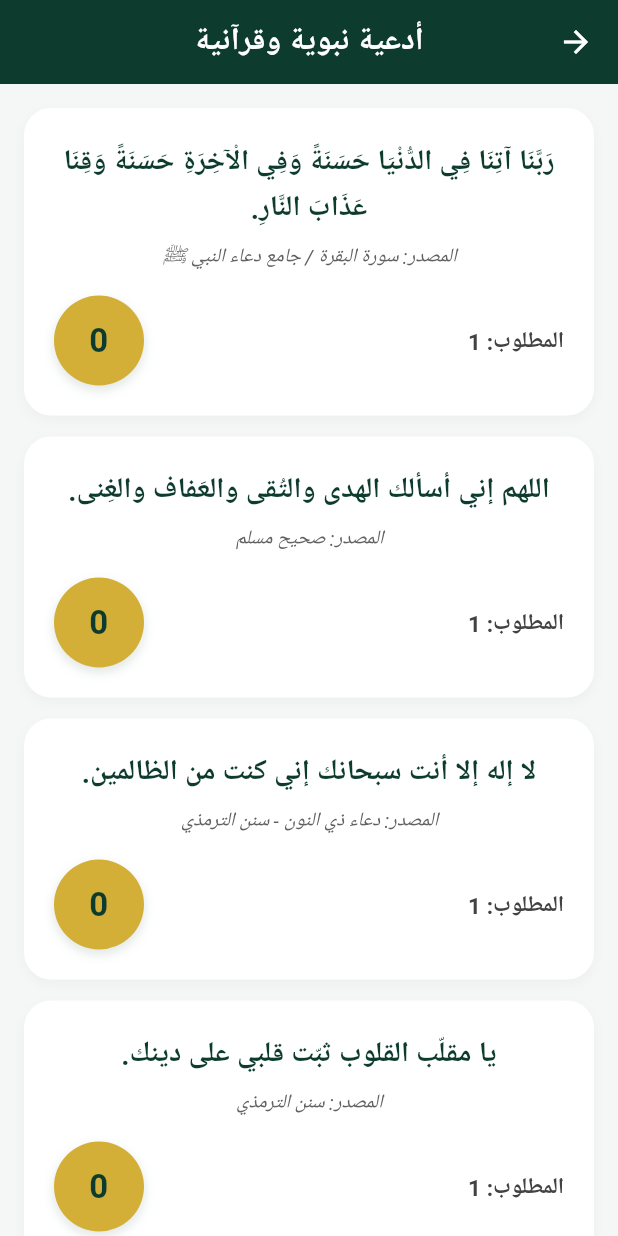
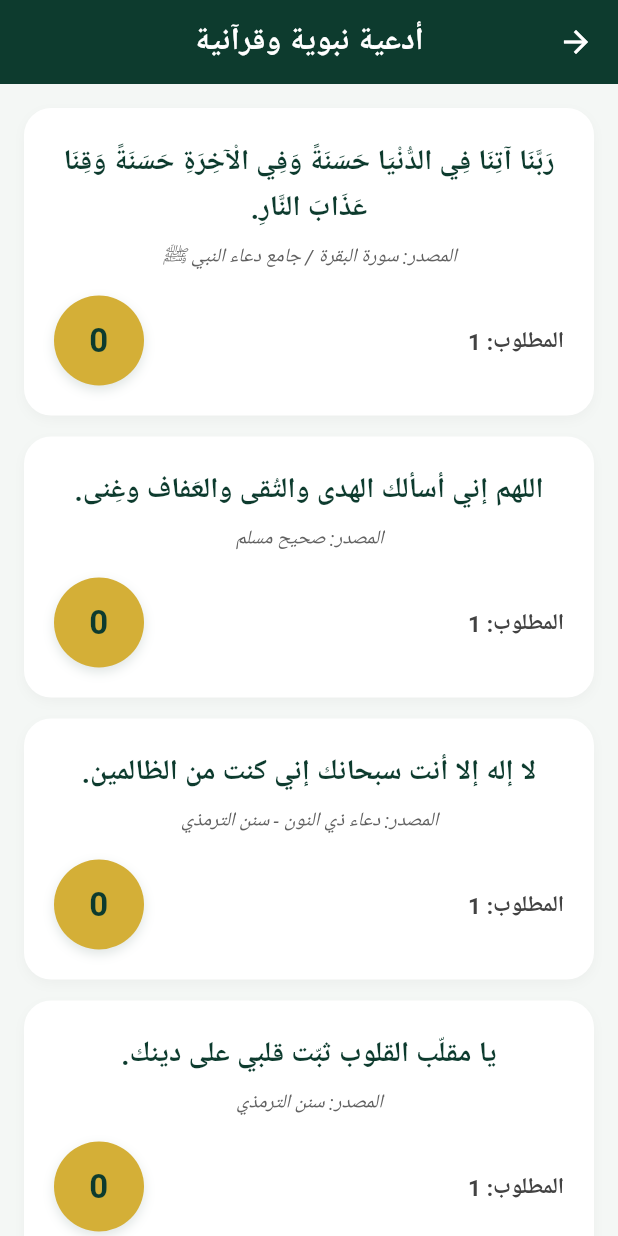
Before and after one commit to fwzanmahr046-lab/Islamia2, a Flutter app: the AthkarScreen screen opened directly, after a tap on "أدعية نبوية وقرآنية", on a phone screen of 412 x 824 dp. Run offline on Flutter 3.47's test engine with Material 3 defaults, Android fonts, the phone set to English and light mode, and no system bars; our stand-ins replace adhan; network calls fail; statements that could not run were skipped.

Commit message:
Update main.dart

```diff
--- a/lib/main.dart
+++ b/lib/main.dart
@@ -411,7 +411,7 @@ class AppRepository extends ChangeNotifier {
           targetCount: 1,
         ),
         ThikrData(
-          text: 'اللهم إني أسألك الهدى والتُقى والعَفاف والغِنى.',
+          text: 'اللهم إني أسألك الهدى والتُقى والعَفاف وغِنى.',
           reference: 'صحيح مسلم',
           targetCount: 1,
         ),
@@ -611,7 +611,7 @@ class IslamicPrayerAthkarApp extends StatelessWidget {
         );
       },
       home: const MainNavigationScreen(),
-      // ✅ الخريطة هنا معرفة بدون const لتجنب خطأ non_constant_map_value
+      // ⚠️ تم إزالة const من بداية الخريطة هنا بأسلوب نهائي ومؤكد لمنع خطأ non_constant_map_value
       routes: {
         '/home': (context) => const MainNavigationScreen(),
       },
```
